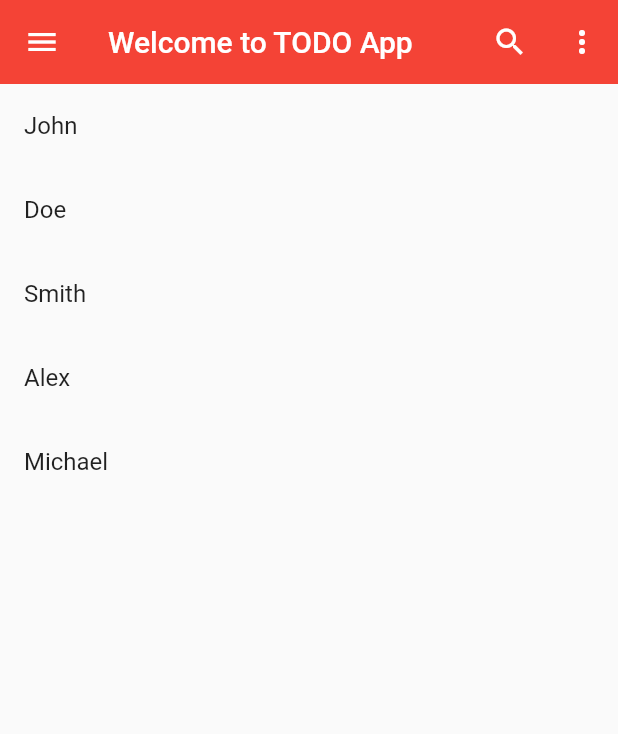
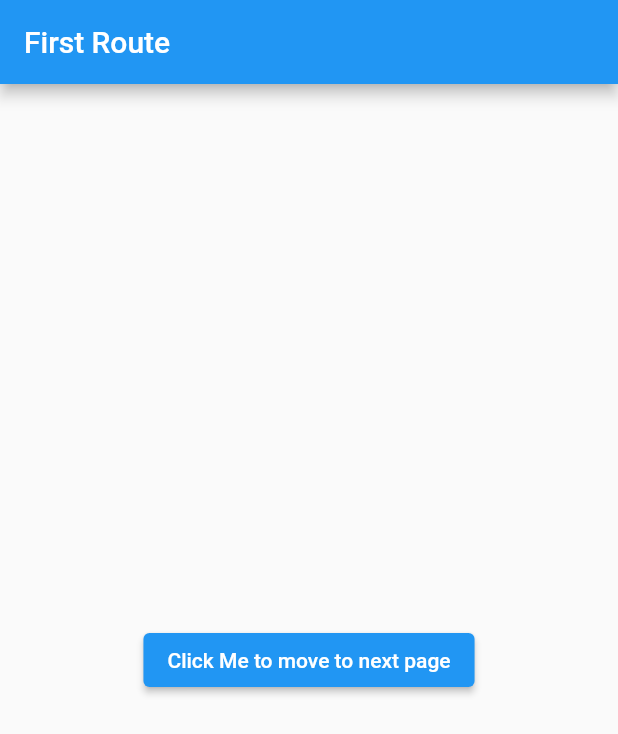
Before and after one commit to nickemma/flutter-todo-app, a Flutter app: the screen it shows after launch, on a phone screen of 412 x 824 dp. Shown: the top 734 px of the screen. Run offline on Flutter 3.47's test engine with Material 2 defaults, Android fonts, the phone set to English and light mode, and no system bars.

Commit message:
basics of naviagtion done

```diff
--- a/lib/main.dart
+++ b/lib/main.dart
@@ -1,41 +1,16 @@
 import 'package:flutter/material.dart';
+import 'package:weather_app/pages/first_route.dart';
 
-void main() => runApp(MyApp());
+void main() => runApp(const MyApp());
 
 class MyApp extends StatelessWidget {
-  MyApp({super.key});
-
-  final List<String> names = ['John', 'Doe', 'Smith', 'Alex', 'Michael'];
+  const MyApp({super.key});
 
   @override
   Widget build(BuildContext context) {
-    return MaterialApp(
+    return const MaterialApp(
       debugShowCheckedModeBanner: false,
-      home: Scaffold(
-          appBar: AppBar(
-            title: const Text('Welcome to TODO App'),
-            backgroundColor: Colors.red,
-            elevation: 0,
-            leading: const Icon(Icons.menu),
-            actions: [
-              IconButton(
-                icon: const Icon(Icons.search),
-                onPressed: () {},
-              ),
-              IconButton(
-                icon: const Icon(Icons.more_vert),
-                onPressed: () {},
-              ),
-            ],
-          ),
-          body: ListView.builder(
-            itemCount: names.length,
-            itemBuilder: (context, index) {
-              return ListTile(
-                title: Text(names[index]),
-              );
-            },
-          )),
+      home: FirstRoute(),
     );
   }
 }
--- /dev/null
+++ b/lib/pages/first_route.dart
@@ -0,0 +1,23 @@
+import 'package:flutter/material.dart';
+import 'package:weather_app/pages/second_route.dart';
+
+class FirstRoute extends StatelessWidget {
+  const FirstRoute({super.key});
+
+  @override
+  Widget build(BuildContext context) {
+    return Scaffold(
+        appBar: AppBar(
+          title: const Text('First Route'),
+        ),
+        body: Center(
+          child: ElevatedButton(
+            onPressed: () {
+              Navigator.push(context,
+                  MaterialPageRoute(builder: (context) => const SecondRoute()));
+            },
+            child: const Text('Click Me to move to next page'),
+          ),
+        ));
+  }
+}
```
Also changed, not shown: lib/pages/second_route.dart (added, +22 -0 lines).
